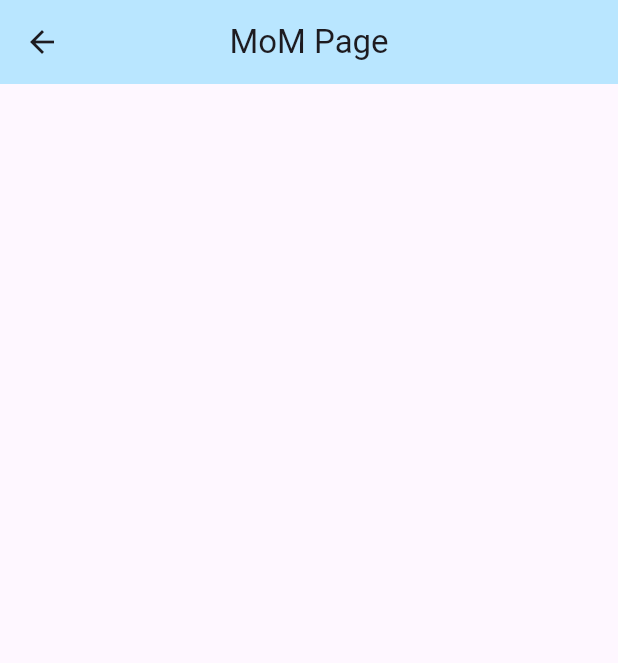
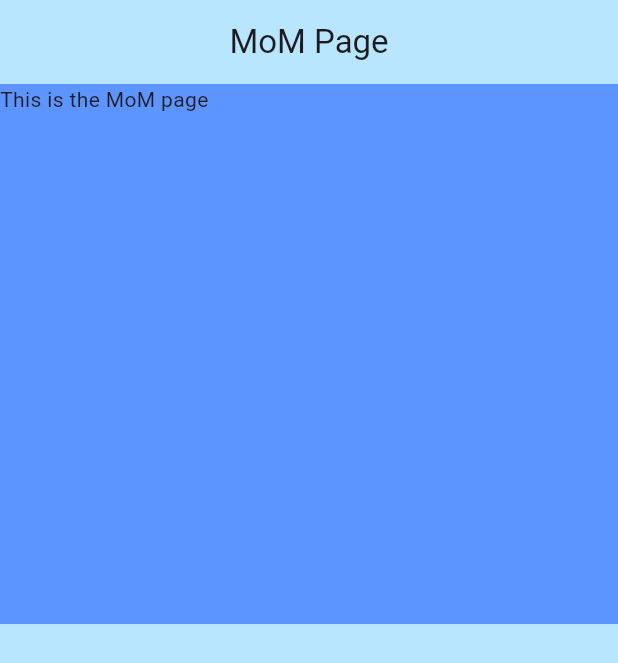
Before and after one commit to MKDev121/Smart_Meeting_Recorder, a Flutter app: the MomPage screen opened directly, on a phone screen of 412 x 824 dp. Shown: the top 663 px of the screen. Run offline on Flutter 3.47's test engine with Material 3 defaults, Android fonts, the phone set to English and light mode, and no system bars.

Commit message:
Set the background colour to light blye

```diff
--- a/smart_recorder/lib/Pages/MOMpage.dart
+++ b/smart_recorder/lib/Pages/MOMpage.dart
@@ -5,11 +5,17 @@ class MomPage extends StatelessWidget {
   @override
     Widget build(BuildContext context){
     return Scaffold(
+      backgroundColor: Color(0xFFB9E6FF),
       appBar: AppBar(
         title:  Text("MoM Page",textAlign: TextAlign.start,),
         centerTitle: true,
         backgroundColor: Color(0xFFB9E6FF),
-
+      ),
+      body: Container(
+        child: Text('This is the MoM page'),
+        color: Color(0xFF5C95FF),
+        height: 360,
+        width: 720
       ),
     );
   }
--- a/smart_recorder/lib/main.dart
+++ b/smart_recorder/lib/main.dart
@@ -1,20 +1,8 @@
 import 'package:flutter/material.dart';
+import 'package:smart_recorder/Pages/MOMpage.dart';
 
 void main() {
-  runApp(const MainApp());
+  runApp(MaterialApp(
+    home: MomPage(), // Set this as the starting screen
+  ));
 }
-
-class MainApp extends StatelessWidget {
-  const MainApp({super.key});
-
-  @override
-  Widget build(BuildContext context) {
-    return const MaterialApp(
-      home: Scaffold(
-        body: Center(
-          child: Text('Hello World!'),
-        ),
-      ),
-    );
-  }
-}
```
